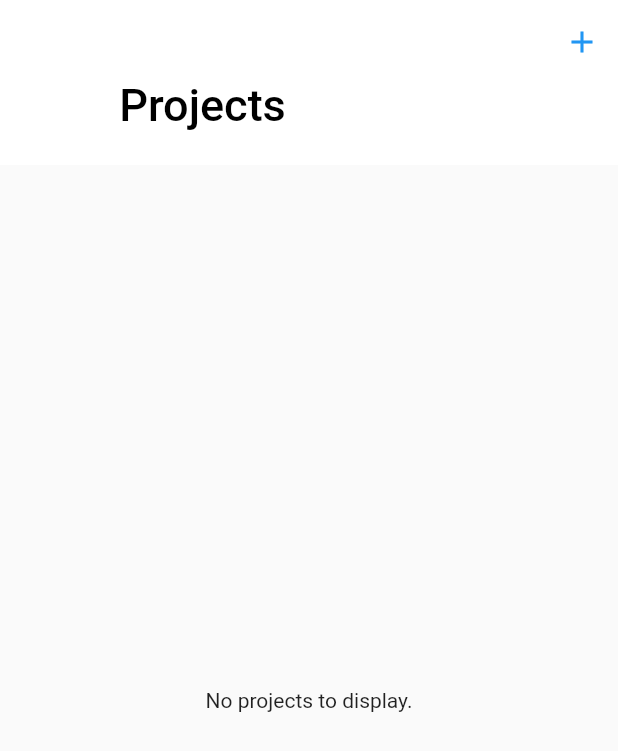
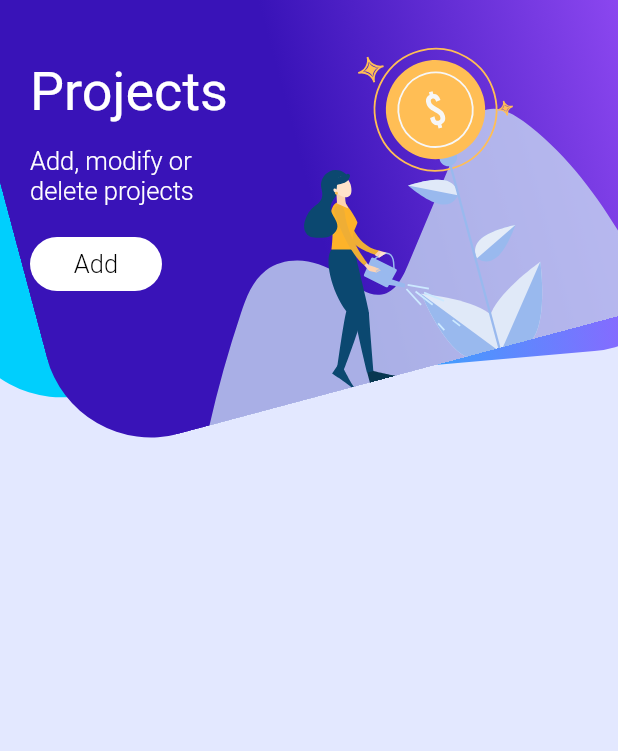
Before and after one commit to krzysiekz/CostyFlutter, a Flutter app: the screen it shows after launch, on a phone screen of 412 x 824 dp. Shown: the top 751 px of the screen. Run offline on Flutter 3.47's test engine with Material 2 defaults, Android fonts, the phone set to English and light mode, and no system bars; drawn by our look-alikes of flutter_platform_widgets, oktoast; our stand-ins replace bloc, dartz, decimal, device_preview, equatable, flutter_bloc and 6 more; accounts and stored records are empty; generated files the repository leaves out were written again.

Commit message:
reworking project list page

```diff
--- a/lang/en.json
+++ b/lang/en.json
@@ -16,6 +16,7 @@
   "user_list_item_cannot_remove": "Cannot remove user.",
 
   "project_list_page_title": "Projects",
+  "project_list_page_description": "Add, modify or \ndelete projects",
   "project_list_page_no_projects": "No projects to display.",
   "project_list_page_cannot_add": "Cannot add project.",
   "project_list_page_added": "Project added.",
@@ -64,6 +65,7 @@
   "report_entry_item_to": "To:",
 
   "error": "Error",
+  "add": "Add",
   "ok": "Ok",
   "confirm": "Confirm",
   "info": "Information"
--- a/lang/pl.json
+++ b/lang/pl.json
@@ -16,6 +16,7 @@
   "user_list_item_cannot_remove": "Nie można usunąć osoby.",
 
   "project_list_page_title": "Projekty",
+  "project_list_page_description": "Dodawaj, modyfikuj lub \nusuwaj projekty",
   "project_list_page_no_projects": "Brak projektów.",
   "project_list_page_cannot_add": "Nie można dodać projektu.",
   "project_list_page_added": "Projekt dodany.",
@@ -64,6 +65,7 @@
   "report_entry_item_to": "Dla:",
 
   "error": "Błąd",
+  "add": "Dodaj",
   "ok": "Ok",
   "confirm": "Potwierdzenie",
   "info": "Informacja"
--- a/lib/presentation/widgets/pages/projects_list_page.dart
+++ b/lib/presentation/widgets/pages/projects_list_page.dart
@@ -1,10 +1,14 @@
+import 'dart:math';
+
 import 'package:flutter/cupertino.dart';
 import 'package:flutter/material.dart';
 import 'package:flutter_bloc/flutter_bloc.dart';
 import 'package:flutter_platform_widgets/flutter_platform_widgets.dart';
+import 'package:flutter_svg/flutter_svg.dart';
 
 import '../../../app_localizations.dart';
 import '../../../keys.dart';
+import '../../../style_constants.dart';
 import '../../bloc/project_bloc.dart';
 import '../../bloc/project_event.dart';
 import '../../bloc/project_state.dart';
@@ -27,7 +31,105 @@ class _ProjectsListPageState extends State<ProjectsListPage> {
   @override
   Widget build(BuildContext context) {
     return PlatformScaffold(
-      body: buildBody(context),
+      backgroundColor: StyleConstants.backgroundColor,
+      body: Stack(
+        children: [
+          buildHeaderBackground(),
+          buildHeaderDescription(context),
+        ],
+      ),
+    );
+  }
+
+  Padding buildHeaderDescription(BuildContext context) {
+    return Padding(
+      padding: const EdgeInsets.only(left: 20, top: 40),
+      child: Wrap(
+        direction: Axis.vertical, // make sure to set this
+        spacing: 15, // set your spacing
+        children: [
+          Text(
+              AppLocalizations.of(context).translate('project_list_page_title'),
+              maxLines: 1,
+              overflow: TextOverflow.ellipsis,
+              style: const TextStyle(
+                fontWeight: StyleConstants.primaryFontWeight,
+                color: StyleConstants.primaryTextColor,
+                fontSize: StyleConstants.primaryTextSize,
+              )),
+          Text(
+              AppLocalizations.of(context)
+                  .translate('project_list_page_description'),
+              overflow: TextOverflow.ellipsis,
+              style: const TextStyle(
+                fontWeight: StyleConstants.secondaryFontWeight,
+                color: StyleConstants.primaryTextColor,
+                fontSize: StyleConstants.secondaryTextSize,
+              )),
+          FlatButton(
+            onPressed: () => _startAddNewProject(context),
+            shape: RoundedRectangleBorder(
+              borderRadius: BorderRadius.circular(22.0),
+            ),
+            color: Colors.white,
+            child: Text(AppLocalizations.of(context).translate('add'),
+                style: const TextStyle(
+                  fontWeight: StyleConstants.secondaryFontWeight,
+                  color: Colors.black,
+                  fontSize: StyleConstants.secondaryTextSize,
+                )),
+          ),
+        ],
+      ),
+    );
+  }
+
+  Transform buildHeaderBackground() {
+    return Transform.translate(
+      offset: const Offset(0, -80),
+      child: Transform.scale(
+        scale: 1.2,
+        child: Stack(
+          children: [
+            buildBottomCard(),
+            buildTopCard(),
+          ],
+        ),
+      ),
+    );
+  }
+
+  Transform buildTopCard() {
+    return Transform.translate(
+      offset: const Offset(30, 0),
+      child: Transform.rotate(
+        angle: -15 * pi / 180,
+        child: Stack(alignment: Alignment.bottomCenter, children: [
+          Container(
+            height: 300,
+            decoration: BoxDecoration(
+                borderRadius: BorderRadius.circular(60),
+                gradient: StyleConstants.primaryGradient),
+          ),
+          Positioned(
+            bottom: -5,
+            child: SvgPicture.asset('assets/images/grow.svg',
+                semanticsLabel: 'Projects image'),
+          )
+        ]),
+      ),
+    );
+  }
+
+  Transform buildBottomCard() {
+    return Transform.rotate(
+      angle: -5 * pi / 180,
+      child: Container(
+        height: 300,
+        decoration: BoxDecoration(
+            borderRadius: BorderRadius.circular(60),
+            gradient: StyleConstants.secondaryGradient),
+      ),
     );
   }
 
--- /dev/null
+++ b/lib/style_constants.dart
@@ -0,0 +1,17 @@
+import 'package:flutter/material.dart';
+
+class StyleConstants {
+  static const primaryTextColor = Colors.white;
+  static const primaryTextSize = 36.0;
+  static const primaryFontWeight = FontWeight.w400;
+
+  static const secondaryTextSize = 17.0;
+  static const secondaryFontWeight = FontWeight.w300;
+
+  static const Gradient primaryGradient = LinearGradient(
+      colors: [Color(0xFF3913B8), Color(0xFFA255FF)], stops: [0.4, 1.0]);
+  static const Gradient secondaryGradient = LinearGradient(
+      colors: [Color(0xFF00CFFD), Color(0xFFA255FF)], stops: [0.4, 1.0]);
+
+  static const backgroundColor = Color(0xFFE3E8FF);
+}
--- a/pubspec.yaml
+++ b/pubspec.yaml
@@ -25,6 +25,7 @@ dependencies:
   oktoast: ^2.3.2
   share: ^0.6.4+3
   device_preview: ^0.4.7
+  flutter_svg: ^0.18.1
 
   # The following adds the Cupertino Icons font to your application.
   # Use with the CupertinoIcons class for iOS style icons.
@@ -70,3 +71,4 @@ flutter:
   assets:
     - lang/en.json
     - lang/pl.json
+    - assets/images/grow.svg
```
Also changed, not shown: assets/images/grow.svg (added), pubspec.lock.
